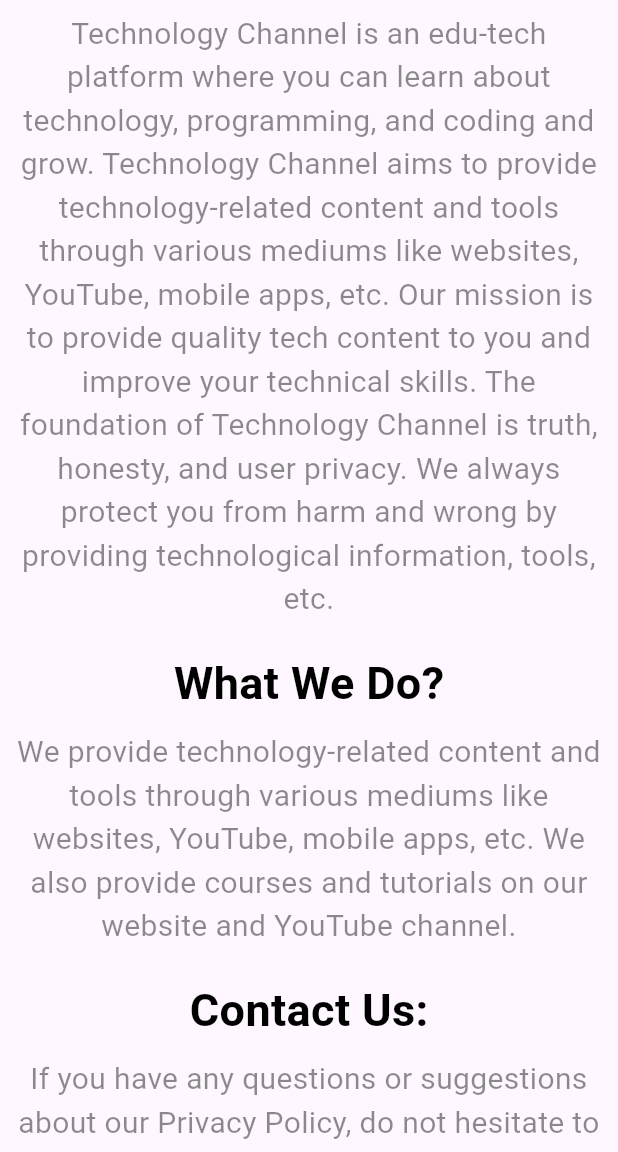
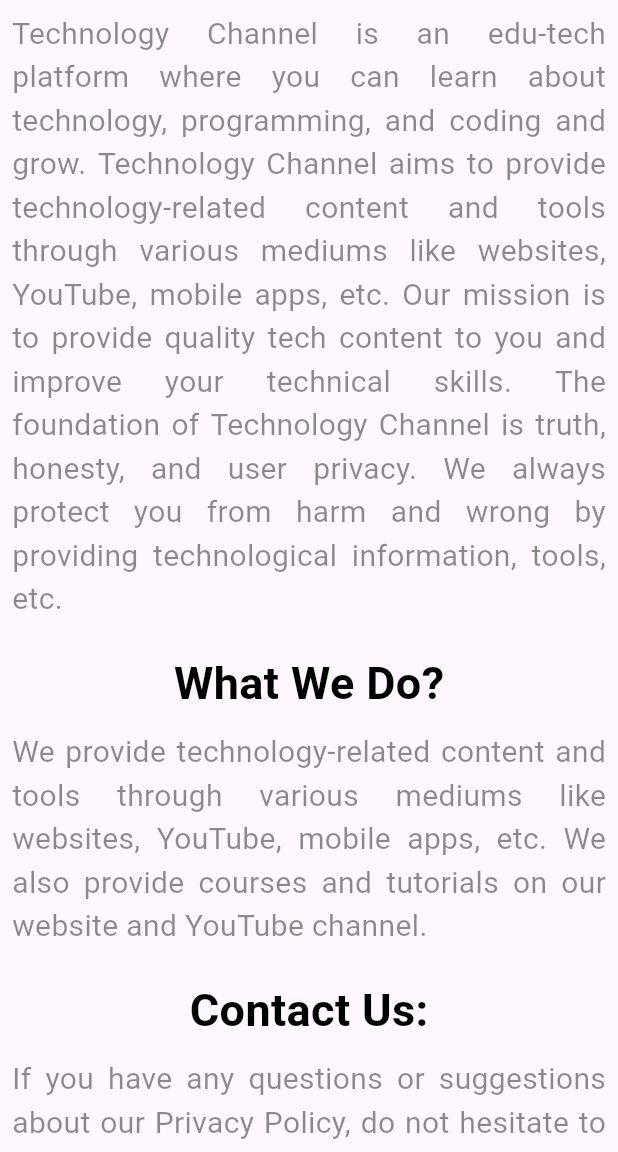
Before and after one commit to su-resh/about_us, a Flutter app: the screen it shows after launch, on a phone screen of 412 x 824 dp, the part 84-1236 px from its top. Run offline on Flutter 3.47's test engine with Material 3 defaults, Android fonts, the phone set to English and light mode, and no system bars; our stand-ins replace font_awesome_flutter.

Commit message:
contact us page

```diff
--- a/lib/main.dart
+++ b/lib/main.dart
@@ -32,7 +32,7 @@
                     fontSize: 20,
                     color: Colors.black45,
                   ),
-                  textAlign: TextAlign.center,
+                  textAlign: TextAlign.justify,
                 ),
                 const SizedBox(height: 20),
                 const Text(
@@ -50,7 +50,7 @@
                     fontSize: 20,
                     color: Colors.black45,
                   ),
-                  textAlign: TextAlign.center,
+                  textAlign: TextAlign.justify,
                 ),
                 const SizedBox(height: 20),
                 const Text(
@@ -68,7 +68,7 @@
                       fontSize: 20,
                       color: Colors.black45,
                       overflow: TextOverflow.fade),
-                  textAlign: TextAlign.center,
+                  textAlign: TextAlign.justify,
                 ),
                 const SizedBox(height: 20),
                 Padding(
@@ -77,9 +77,9 @@
                     mainAxisAlignment: MainAxisAlignment.center,
                     children: [
                       IconButton(
-                        icon: const Icon(
-                          Icons.facebook,
-                          size: 45,
+                        icon: const FaIcon(
+                          FontAwesomeIcons.facebook,
+                          size: 35,
                           color: Colors.blue,
                         ),
                         onPressed: () => _launchUrl(_fb),
@@ -97,7 +97,7 @@
                       IconButton(
                         icon: const FaIcon(
                           FontAwesomeIcons.telegram,
-                          size: 45,
+                          size: 35,
                           color: Colors.blue,
                         ),
                         onPressed: () => _launchUrl(_telegram),
@@ -106,7 +106,7 @@
                       IconButton(
                         icon: const FaIcon(
                           FontAwesomeIcons.github,
-                          size: 45,
+                          size: 35,
                           color: Colors.black,
                         ),
                         onPressed: () => _launchUrl(_github),
@@ -115,7 +115,7 @@
                       IconButton(
                         icon: const FaIcon(
                           FontAwesomeIcons.discord,
-                          size: 45,
+                          size: 35,
                           color: Colors.purple,
                         ),
                         onPressed: () => _launchUrl(_discord),
```
